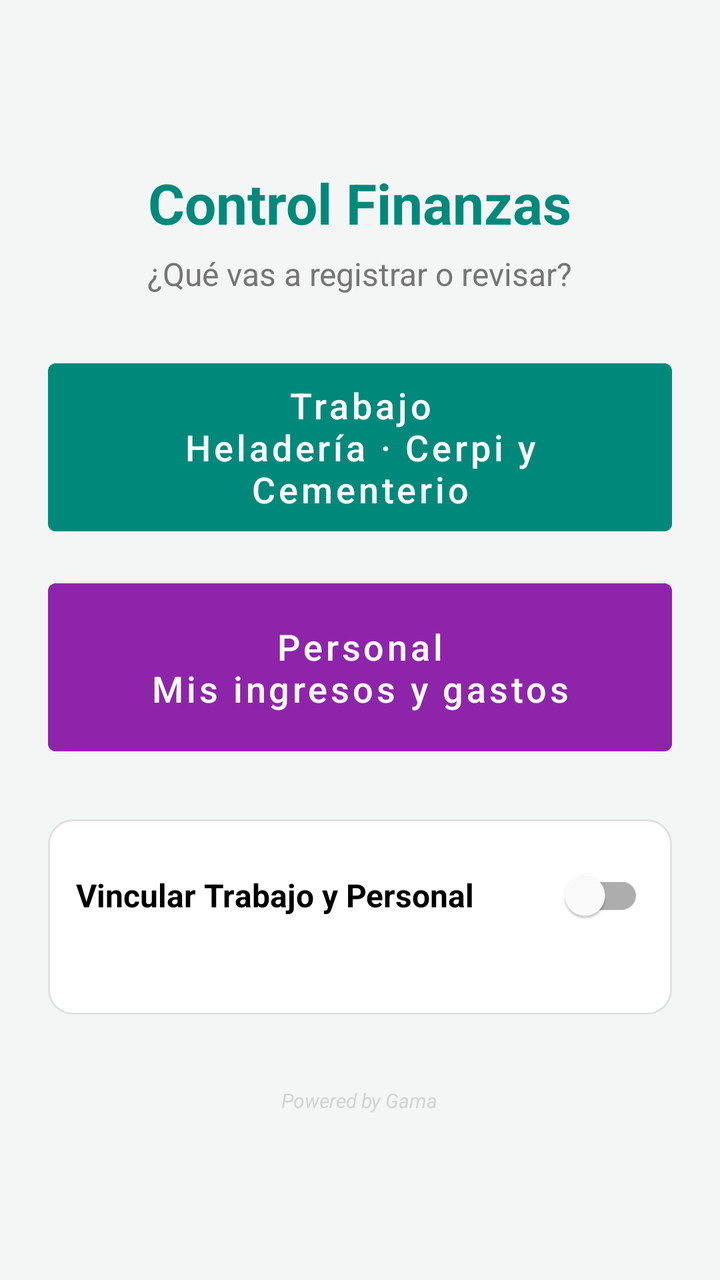
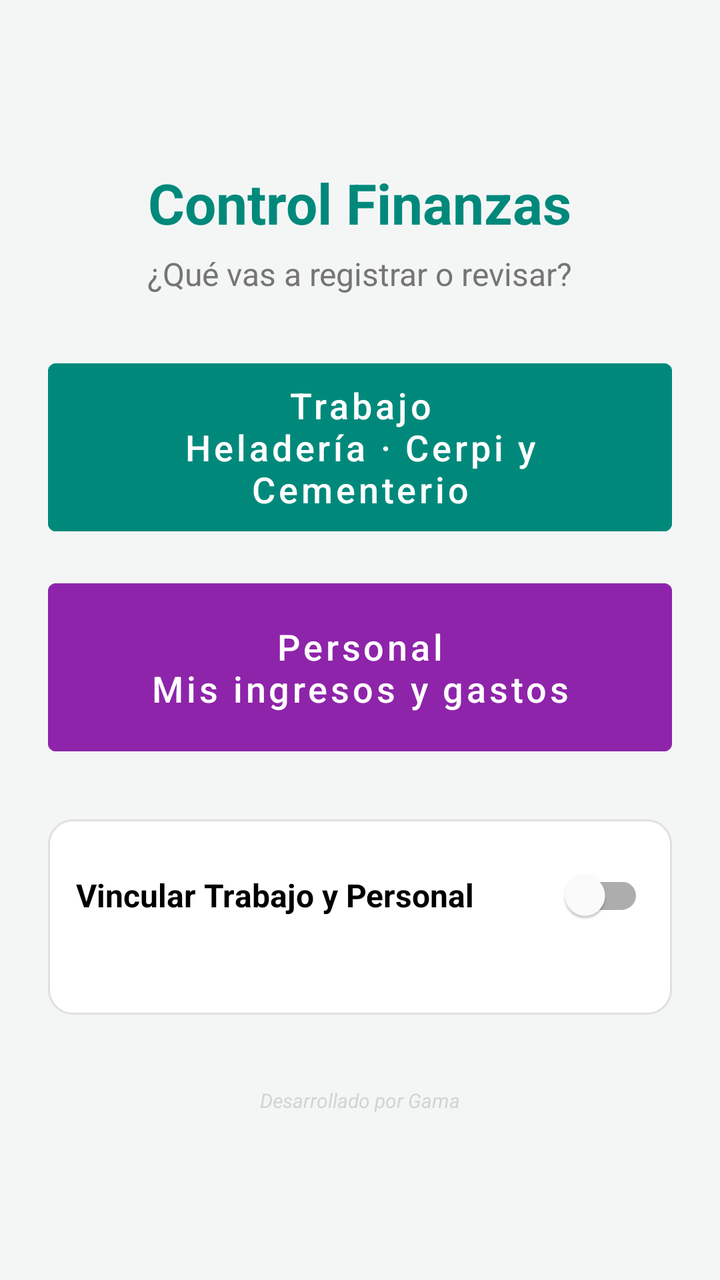

Two renders of the same Android screen: before a commit and after it. Below are the layout's source before the change and the commit's diff.
<!-- AndroidManifest.xml: application theme Tema -->
<!-- res/layout/activity_inicio.xml -->
<?xml version="1.0" encoding="utf-8"?>
<ScrollView xmlns:android="http://schemas.android.com/apk/res/android"
    android:layout_width="match_parent"
    android:layout_height="match_parent"
    android:fillViewport="true">

    <LinearLayout
        android:layout_width="match_parent"
        android:layout_height="wrap_content"
        android:gravity="center"
        android:orientation="vertical"
        android:padding="24dp">

        <TextView
            android:layout_width="wrap_content"
            android:layout_height="wrap_content"
            android:text="@string/app_name"
            android:textColor="@color/primario"
            android:textSize="28sp"
            android:textStyle="bold" />

        <TextView
            android:layout_width="wrap_content"
            android:layout_height="wrap_content"
            android:layout_marginTop="6dp"
            android:layout_marginBottom="28dp"
            android:gravity="center"
            android:text="¿Qué vas a registrar o revisar?"
            android:textColor="@color/texto_suave"
            android:textSize="16sp" />

        <Button
            android:id="@+id/btnTrabajo"
            android:layout_width="match_parent"
            android:layout_height="96dp"
            android:backgroundTint="@color/primario"
            android:text="Trabajo\nHeladería · Cerpi y Cementerio"
            android:textAllCaps="false"
            android:textSize="18sp" />

        <Button
            android:id="@+id/btnPersonal"
            android:layout_width="match_parent"
            android:layout_height="96dp"
            android:layout_marginTop="14dp"
            android:backgroundTint="@color/personal"
            android:text="Personal\nMis ingresos y gastos"
            android:textAllCaps="false"
            android:textSize="18sp" />

        <LinearLayout
            style="@style/Tarjeta"
            android:layout_marginTop="28dp">

            <com.google.android.material.switchmaterial.SwitchMaterial
                android:id="@+id/swVincular"
                android:layout_width="match_parent"
                android:layout_height="wrap_content"
                android:text="@string/vincular"
                android:textSize="16sp"
                android:textStyle="bold" />

            <TextView
                android:id="@+id/txtVincular"
                android:layout_width="match_parent"
                android:layout_height="wrap_content"
                android:layout_marginTop="4dp"
                android:textColor="@color/texto_suave"
                android:textSize="13sp" />
        </LinearLayout>

        <TextView
            android:layout_width="wrap_content"
            android:layout_height="wrap_content"
            android:layout_marginTop="24dp"
            android:alpha="0.6"
            android:text="Powered by Gama"
            android:textColor="#BDBDBD"
            android:textSize="10sp"
            android:textStyle="italic" />
    </LinearLayout>
</ScrollView>
<!-- resources referenced by this layout -->
<resources>
  <color name="personal">#8E24AA</color>
  <color name="primario">#00897B</color>
  <color name="texto_suave">#757575</color>
  <string name="app_name">Control Finanzas</string>
  <string name="vincular">Vincular Trabajo y Personal</string>
  <style name="Tarjeta">
          <item name="android:layout_width">match_parent</item>
          <item name="android:layout_height">wrap_content</item>
          <item name="android:orientation">vertical</item>
          <item name="android:background">@drawable/fondo_tarjeta</item>
          <item name="android:padding">14dp</item>
          <item name="android:layout_marginBottom">12dp</item>
      </style>
  <style name="Tema" parent="Theme.MaterialComponents.Light.DarkActionBar">
          <item name="colorPrimary">@color/primario</item>
          <item name="colorPrimaryVariant">@color/primario_oscuro</item>
          <item name="colorOnPrimary">#FFFFFF</item>
          <item name="colorSecondary">@color/acento</item>
          <item name="colorOnSecondary">#FFFFFF</item>
          <item name="android:statusBarColor">@color/primario_oscuro</item>
          <item name="android:windowBackground">@color/fondo</item>
      </style>
  <!-- drawable fondo_tarjeta (drawable) -->
  <?xml version="1.0" encoding="utf-8"?>
  <shape xmlns:android="http://schemas.android.com/apk/res/android" android:shape="rectangle">
      <solid android:color="@color/tarjeta" />
      <corners android:radius="12dp" />
      <stroke android:width="1dp" android:color="#E0E0E0" />
  </shape>
  <color name="primario_oscuro">#00695C</color>
  <color name="acento">#FF7043</color>
  <color name="fondo">#F4F6F6</color>
  <color name="tarjeta">#FFFFFF</color>
</resources>

<!-- the commit's change to res/layout/activity_inicio.xml (unified diff, before → after) -->
@@ -74,7 +74,7 @@
             android:layout_height="wrap_content"
             android:layout_marginTop="24dp"
             android:alpha="0.6"
-            android:text="Powered by Gama"
+            android:text="Desarrollado por Gama"
             android:textColor="#BDBDBD"
             android:textSize="10sp"
             android:textStyle="italic" />
